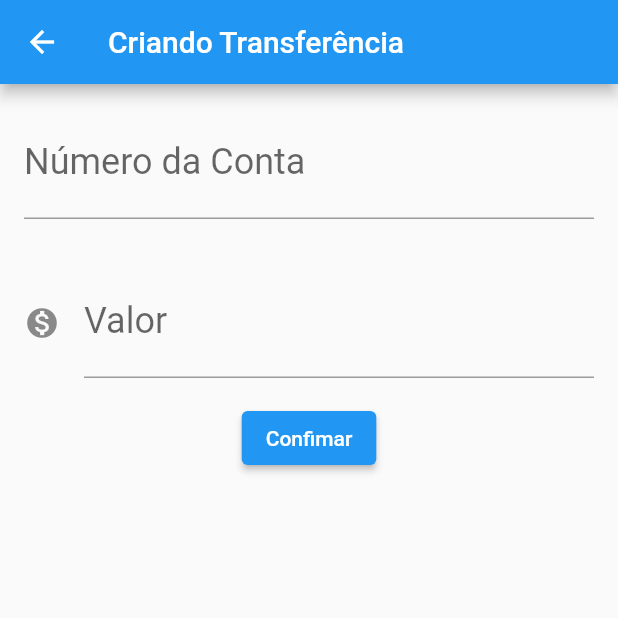
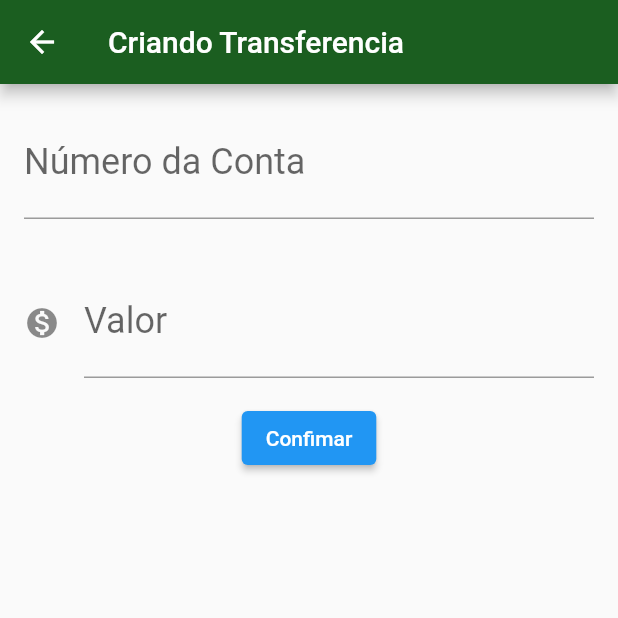
Before and after one commit to lucferreira-27/bytebank-app, a Flutter app: the screen it shows after launch, after a tap on the "add" icon, on a phone screen of 412 x 824 dp, the top half of it. Run offline on Flutter 3.47's test engine with Material 2 defaults, Android fonts, the phone set to English and light mode, and no system bars.

Commit message:
Utilizando StatefulWidgets

```diff
--- /dev/null
+++ b/lib/components/editor.dart
@@ -0,0 +1,27 @@
+import 'package:flutter/material.dart';
+
+class Editor extends StatelessWidget {
+  final String rotulo;
+  final String dica;
+  final TextEditingController controller;
+  final IconData icon;
+  Editor({this.rotulo, this.dica, this.controller, this.icon});
+
+  @override
+  Widget build(BuildContext context) {
+    return Padding(
+      padding: const EdgeInsets.all(16.0),
+      child: TextField(
+        controller: controller,
+        style: TextStyle(
+          fontSize: 24.0,
+        ),
+        decoration: InputDecoration(
+            labelText: rotulo,
+            hintText: dica,
+            icon: icon != null ? Icon(icon) : null),
+        keyboardType: TextInputType.number,
+      ),
+    );
+  }
+}
--- a/lib/main.dart
+++ b/lib/main.dart
@@ -1,4 +1,6 @@
 import 'package:flutter/material.dart';
+
+import 'screens/transferencias/lista.dart';
 
 void main() => runApp(Bytebank());
 
@@ -6,138 +8,17 @@ class Bytebank extends StatelessWidget {
   @override
   Widget build(BuildContext context) {
     return MaterialApp(
+      theme: ThemeData(
+        primaryColor: Colors.green[900],
+        accentColor: Colors.blue[700],
+        buttonTheme: ButtonThemeData(
+          buttonColor: Colors.blueAccent[700],
+          textTheme: ButtonTextTheme.primary,
+        ),
+      ),
       home: Scaffold(
-        body: ListaTranferencia(),
+        body: ListaTransferencias(),
       ),
     );
   }
 }
-
-class FormularioTransferencia extends StatelessWidget {
-  final TextEditingController _controllerCampoNumeroConta =
-      TextEditingController();
-  final TextEditingController _controllerCampoValor = TextEditingController();
-
-  @override
-  Widget build(BuildContext context) {
-    return Scaffold(
-      appBar: AppBar(title: Text("Criando Transferência")),
-      body: Column(
-        children: [
-          Editor(
-            rotulo: 'Número da Conta',
-            dica: '0000',
-            controller: _controllerCampoNumeroConta,
-          ),
-          Editor(
-              rotulo: 'Valor',
-              dica: '0.00',
-              controller: _controllerCampoValor,
-              icon: Icons.monetization_on),
-          ElevatedButton(
-              child: Text("Confimar"),
-              onPressed: () => _criaTransferencia(context))
-        ],
-      ),
-    );
-  }
-
-  void _criaTransferencia(BuildContext context) {
-    final int numeroConta = int.tryParse(_controllerCampoNumeroConta.text);
-    final double valor = double.tryParse(_controllerCampoValor.text);
-    if (numeroConta != null && valor != null) {
-      final transferencia = Transferencia(valor, numeroConta);
-      debugPrint('Criado: $transferencia');
-      Navigator.pop(context, transferencia);
-    }
-  }
-}
-
-class ListaTranferencia extends StatelessWidget {
-
-  final List<Transferencia> _transferencias = [];
-
-  @override
-  Widget build(BuildContext context) {
-    return Scaffold(
-      appBar: AppBar(
-        title: Text("Transferência"),
-      ),
-      body: ListView.builder(
-        itemCount: _transferencias.length,
-        itemBuilder: (context,indice) {
-          final transferencia = ItemTransferencia(_transferencias[indice]);
-          return transferencia;
-        },
-      ),
-      floatingActionButton: FloatingActionButton(
-        child: Icon(Icons.add),
-        onPressed: () {
-          final Future<Transferencia> future =
-              Navigator.push(context, MaterialPageRoute(builder: (context) {
-            return FormularioTransferencia();
-          }));
-          future.then((transferencia) {
-            debugPrint('Retornado: $transferencia');
-            _transferencias.add(transferencia);
-          });
-        },
-      ),
-    );
-  }
-}
-
-class ItemTransferencia extends StatelessWidget {
-  final Transferencia _transferencia;
-
-  ItemTransferencia(this._transferencia);
-
-  @override
-  Widget build(BuildContext context) {
-    return Card(
-      child: ListTile(
-        leading: Icon(Icons.monetization_on),
-        title: Text(_transferencia.contaNumro.toString()),
-        subtitle: Text(_transferencia.valor.toString()),
-      ),
-    );
-  }
-}
-
-class Transferencia {
-  final double valor;
-  final int contaNumro;
-
-  Transferencia(this.valor, this.contaNumro);
-
-  @override
-  String toString() {
-    return 'Transferencia{valor = $valor, contaNumero = $contaNumro}';
-  }
-}
-
-class Editor extends StatelessWidget {
-  final String rotulo;
-  final String dica;
-  final TextEditingController controller;
-  final IconData icon;
-  Editor({this.rotulo, this.dica, this.controller, this.icon});
-
-  @override
-  Widget build(BuildContext context) {
-    return Padding(
-      padding: const EdgeInsets.all(16.0),
-      child: TextField(
-        controller: controller,
-        style: TextStyle(
-          fontSize: 24.0,
-        ),
-        decoration: InputDecoration(
-            labelText: rotulo,
-            hintText: dica,
-            icon: icon != null ? Icon(icon) : null),
-        keyboardType: TextInputType.number,
-      ),
-    );
-  }
-}
--- /dev/null
+++ b/lib/model/transferencia.dart
@@ -0,0 +1,11 @@
+class Transferencia {
+  final double valor;
+  final int contaNumro;
+
+  Transferencia(this.valor, this.contaNumro);
+
+  @override
+  String toString() {
+    return 'Transferencia{valor = $valor, contaNumero = $contaNumro}';
+  }
+}
--- /dev/null
+++ b/lib/screens/transferencias/formulario.dart
@@ -0,0 +1,60 @@
+import 'package:bytebank_app/components/editor.dart';
+import 'package:bytebank_app/model/Transferencia.dart';
+import 'package:flutter/material.dart';
+
+const _tituloAppBar = "Criando Transferencia";
+const _rotuloCampoValor = "Valor";
+const _rotuloCampoNumeroConta = "Número da Conta";
+const _dicaCampoValor = "0.00";
+const _dicaCampoNumeroConta = "0000";
+const _btnConfimar = "Confimar";
+
+class FormularioTransferencia extends StatefulWidget {
+  @override
+  State<StatefulWidget> createState() {
+    return FormularioTransferenciaState();
+  }
+}
+
+class FormularioTransferenciaState extends State<FormularioTransferencia> {
+
+  final TextEditingController _controllerCampoNumeroConta =
+      TextEditingController();
+  final TextEditingController _controllerCampoValor = TextEditingController();
+
+  void _criaTransferencia(BuildContext context) {
+    final int numeroConta = int.tryParse(_controllerCampoNumeroConta.text);
+    final double valor = double.tryParse(_controllerCampoValor.text);
+    if (numeroConta != null && valor != null) {
+      final transferencia = Transferencia(valor, numeroConta);
+      debugPrint('Criado: $transferencia');
+      Navigator.pop(context, transferencia);
+    }
+  }
+
+  @override
+  Widget build(BuildContext context) {
+    return Scaffold(
+      appBar: AppBar(title: Text(_tituloAppBar)),
+      body: SingleChildScrollView(
+        child: Column(
+          children: [
+            Editor(
+              rotulo: _rotuloCampoNumeroConta,
+              dica: _dicaCampoNumeroConta,
+              controller: _controllerCampoNumeroConta,
+            ),
+            Editor(
+                rotulo: _rotuloCampoValor,
+                dica: _dicaCampoValor,
+                controller: _controllerCampoValor,
+                icon: Icons.monetization_on),
+            ElevatedButton(
+                child: Text(_btnConfimar),
+                onPressed: () => _criaTransferencia(context))
+          ],
+        ),
+      ),
+    );
+  }
+}
--- /dev/null
+++ b/lib/screens/transferencias/lista.dart
@@ -0,0 +1,62 @@
+import 'package:bytebank_app/model/Transferencia.dart';
+import 'package:bytebank_app/screens/transferencias/formulario.dart';
+import 'package:flutter/material.dart';
+
+class ListaTransferencias extends StatefulWidget {
+  final List<Transferencia> _transferencias = [];
+
+  @override
+  State<StatefulWidget> createState() {
+    return ListaTransferenciasState();
+  }
+}
+
+class ListaTransferenciasState extends State<ListaTransferencias> {
+  @override
+  Widget build(BuildContext context) {
+    return Scaffold(
+      appBar: AppBar(
+        title: Text('Transferências'),
+      ),
+      body: ListView.builder(
+        itemCount: widget._transferencias.length,
+        itemBuilder: (context, indice) {
+          final transferencia = widget._transferencias[indice];
+          return ItemTransferencia(transferencia);
+        },
+      ),
+      floatingActionButton: FloatingActionButton(
+        child: Icon(Icons.add),
+        onPressed: () {
+          final Future<Transferencia> future =
+              Navigator.push(context, MaterialPageRoute(builder: (context) {
+            return FormularioTransferencia();
+          }));
+          future.then((transferenciaRecebida) {
+            debugPrint('chegou no then do future');
+            debugPrint('$transferenciaRecebida');
+            if (transferenciaRecebida != null)
+              setState(() => widget._transferencias.add(transferenciaRecebida));
+          });
+        },
+      ),
+    );
+  }
+}
+
+class ItemTransferencia extends StatelessWidget {
+  final Transferencia _transferencia;
+
+  ItemTransferencia(this._transferencia);
+
+  @override
+  Widget build(BuildContext context) {
+    return Card(
+      child: ListTile(
+        leading: Icon(Icons.monetization_on),
+        title: Text(_transferencia.contaNumro.toString()),
+        subtitle: Text(_transferencia.valor.toString()),
+      ),
+    );
+  }
+}
```
